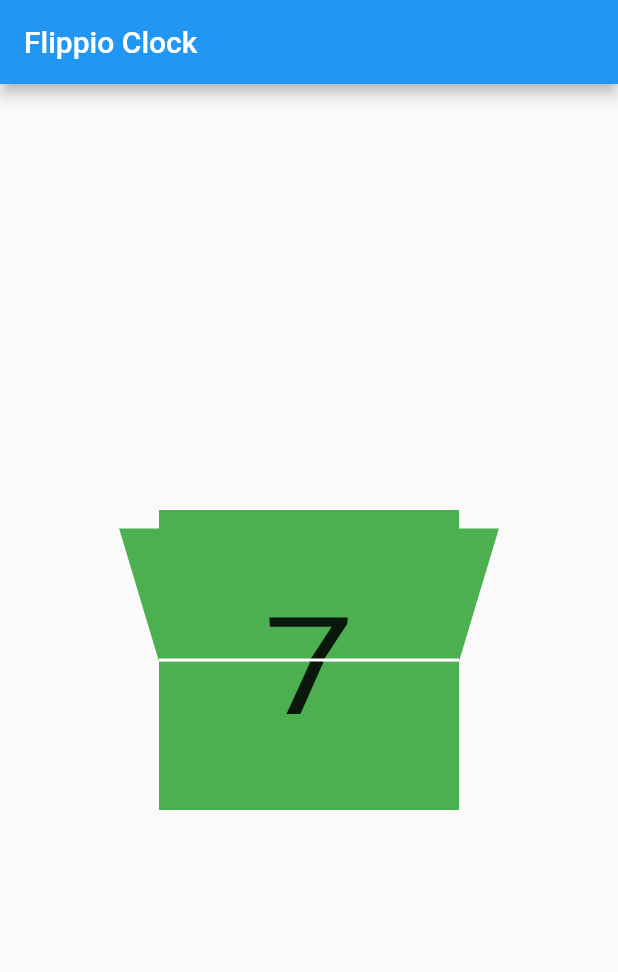
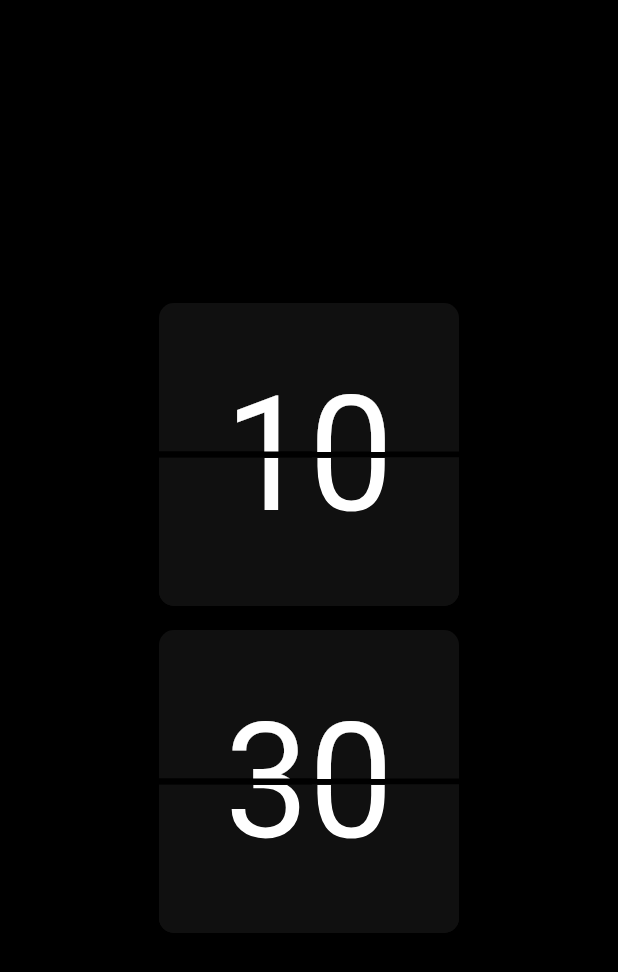
Before and after one commit to neon97/flipClock_animation, a Flutter app: the screen it shows after launch, on a phone screen of 412 x 824 dp. Shown: the top 972 px of the screen. Run offline on Flutter 3.47's test engine with Material 2 defaults, Android fonts, the phone set to English and light mode, and no system bars; our stand-ins replace google_fonts.

Commit message:
all done pending wth 12 format

```diff
--- /dev/null
+++ b/lib/clock_animation.dart
@@ -0,0 +1,179 @@
+import 'dart:async';
+import 'dart:math' as math;
+import 'package:flutter/material.dart';
+import 'package:google_fonts/google_fonts.dart';
+
+class ClockAnimation extends StatefulWidget {
+  final Orientation orientation;
+  final Duration timerDuration;
+  final int limit;
+  final int start;
+  final int onTime;
+  ClockAnimation(
+      {this.orientation,
+      this.timerDuration,
+      this.limit,
+      this.start,
+      this.onTime});
+
+  @override
+  _ClockAnimationState createState() => _ClockAnimationState();
+}
+
+class _ClockAnimationState extends State<ClockAnimation>
+    with SingleTickerProviderStateMixin {
+//datatypes
+  AnimationController _controller;
+  Animation _animation;
+  double _clockBodyheigth;
+  double _clockBodyWidth;
+
+  @override
+  void initState() {
+    _clockBodyheigth = widget.orientation == Orientation.portrait ? 99.0 : 88.0;
+    _clockBodyWidth =
+        widget.orientation == Orientation.portrait ? 200.0 : 150.0;
+
+    super.initState();
+    _start = widget.onTime;
+    _controller = AnimationController(
+        vsync: this, duration: Duration(milliseconds: 1000));
+
+    _animation = Tween<double>(
+      end: math.pi,
+      begin: math.pi * 2,
+    ).animate(_controller);
+
+    _animation.addListener(() {
+      setState(() {});
+    });
+
+    // _controller.forward();     //when you are not using the timer
+    startTimer();
+  }
+
+  @override
+  Widget build(BuildContext context) {
+    return Padding(
+      padding: const EdgeInsets.all(8.0),
+      child: Stack(
+        children: [
+          Column(
+            crossAxisAlignment: CrossAxisAlignment.center,
+            children: [
+              Container(
+                  height: _clockBodyheigth,
+                  width: _clockBodyWidth,
+                  decoration: _boxDecoration(true),
+                  child: Stack(
+                    alignment: Alignment.center,
+                    children: [Positioned(top: 40.0, child: _timeText())],
+                  )),
+              Divider(
+                height: 4.0,
+                color: Colors.black,
+              ),
+              Stack(
+                children: [
+                  Container(
+                      height: _clockBodyheigth,
+                      width: _clockBodyWidth,
+                      decoration: _boxDecoration(false),
+                      child: Stack(
+                        alignment: Alignment.center,
+                        children: [
+                          Positioned(bottom: 40.0, child: _timeText())
+                        ],
+                      )),
+                  AnimatedBuilder(
+                      animation: _animation,
+                      child: Container(
+                          height: _clockBodyheigth,
+                          width: _clockBodyWidth,
+                          decoration: _boxDecoration(false),
+                          child: Stack(
+                            alignment: Alignment.center,
+                            children: [
+                              _animation.value > 4.71
+                                  ? Positioned(bottom: 40.0, child: _timeText())
+                                  : Positioned(
+                                      top: 60.0,
+                                      child: Transform(
+                                          transform: Matrix4.rotationX(math.pi),
+                                          child: _timeText()))
+                            ],
+                          )),
+                      builder: (context, child) {
+                        return Transform(
+                            alignment: Alignment.topCenter,
+                            transform: Matrix4.identity()
+                              ..setEntry(3, 2, 0.003)
+                              ..rotateX(_animation.value),
+                            child: child);
+                      })
+                ],
+              )
+            ],
+          ),
+          Padding(
+            padding: EdgeInsets.only(top: _clockBodyheigth),
+            child: Container(
+              color: Colors.black,
+              height: 4.0,
+              width: _clockBodyWidth,
+            ),
+          ),
+        ],
+      ),
+    );
+  }
+
+  BoxDecoration _boxDecoration(bool top) => BoxDecoration(
+      borderRadius: BorderRadius.only(
+          topLeft: Radius.circular(top ? 10 : 0),
+          topRight: Radius.circular(top ? 10 : 0),
+          bottomLeft: Radius.circular(top ? 0 : 10),
+          bottomRight: Radius.circular(top ? 0 : 10)),
+      color: Color.fromRGBO(16, 16, 16, 1));
+
+  Text _timeText() {
+    return Text(
+      _start.toString().padLeft(2, '0'),
+      style: GoogleFonts.fredokaOne(
+          fontSize: widget.orientation == Orientation.portrait ? 100 : 88,
+          color: Colors.white),
+    );
+  }
+
+  Timer _timer;
+  int _start;
+
+  void startTimer() {
+    Duration oneSec = widget.timerDuration;
+    _timer = new Timer.periodic(
+      oneSec,
+      (Timer timer) {
+        if (_start == widget.limit) {
+          setState(() {
+            _start = widget.start;
+          });
+        } else {
+          _controller.reset();
+          setState(() {
+            _start++;
+          });
+          _controller.forward();
+        }
+      },
+    );
+  }
+
+  double angle = 2 * math.pi;
+
+  @override
+  void dispose() {
+    _timer.cancel();
+    _controller.dispose();
+    super.dispose();
+  }
+}
--- a/lib/main.dart
+++ b/lib/main.dart
@@ -1,5 +1,5 @@
 import 'dart:async';
-import 'dart:math' as math;
+import 'package:flip_animatin/clock_animation.dart';
 import 'package:flutter/material.dart';
 
 void main() => runApp(MyApp());
@@ -8,201 +8,109 @@ class MyApp extends StatelessWidget {
   @override
   Widget build(BuildContext context) {
     return MaterialApp(
+      debugShowCheckedModeBanner: false,
       title: "Flipio Clock",
-      home: _AnimatedWidgetExample(),
+      home: AnimatedClock(),
     );
   }
 }
 
-class _AnimatedWidgetExample extends StatefulWidget {
+class AnimatedClock extends StatefulWidget {
   @override
-  State<StatefulWidget> createState() => new _AnimatedWidgetExampleState();
+  _AnimatedClockState createState() => _AnimatedClockState();
 }
 
-class _AnimatedWidgetExampleState extends State<_AnimatedWidgetExample>
-    with SingleTickerProviderStateMixin {
-  AnimationController _controller;
-  Animation _animation;
+class _AnimatedClockState extends State<AnimatedClock> {
+  //datatypes
+  static DateTime _currentTime = DateTime.now();
 
-  @override
-  void initState() {
-    super.initState();
-    _controller = AnimationController(
-      vsync: this,
-      duration: const Duration(
-        milliseconds: 1000,
-      ),
-    );
-
-    _animation = Tween<double>(
-      end: math.pi,
-      begin: math.pi * 2,
-    ).animate(_controller);
-
-    _animation.addListener(() {
-      setState(() {});
+  Stream _timer = Stream.periodic(Duration(seconds: 1), (i) {
+    _currentTime = _currentTime.add(Duration(seconds: 1));
+    return _currentTime;
   });
 
-    // _controller.forward();     //when you are not using the timer
-    startTimer();
+  bool _listnerStarted = false;
+
+  _listenToTime() {
+    _timer.listen((event) {
+      print(event);
+      _currentTime = DateTime.parse(event.toString());
+    });
+    _listnerStarted = true;
   }
 
   @override
   Widget build(BuildContext context) {
+    double height = MediaQuery.of(context).size.height;
+    double width = MediaQuery.of(context).size.width;
+    !_listnerStarted ? _listenToTime() : print("listener is working");
     return Scaffold(
-        appBar: AppBar(
-          title: Text("Flippio Clock"),
-          // actions: [
-          //   IconButton(
-          //     icon: Icon(Icons.ac_unit),
-          //     onPressed: () {
-          //       print(_animation.value);
-          //       _controller.reset();
-          //       setState(() {
-          //         _count++;
-          //       });
-          //       _controller.forward();
-          //       print(_animation.value);
-          //     },
-          //   )
-          // ],
-        ),
+      backgroundColor: Colors.black,
       body: Container(
-          height: MediaQuery.of(context).size.height,
-          width: MediaQuery.of(context).size.width,
-          padding: EdgeInsets.all(50.0),
         alignment: Alignment.center,
-          child: Column(
-            crossAxisAlignment: CrossAxisAlignment.center,
+        height: height,
+        width: width,
+        child: OrientationBuilder(
+          builder: (context, _layout) {
+            if (_layout == Orientation.portrait)
+              return Column(
                 mainAxisAlignment: MainAxisAlignment.center,
-            children: [
-              Stack(
-                children: [
-                  Column(
                 crossAxisAlignment: CrossAxisAlignment.center,
                 children: [
-                      Container(
-                          height: 99.0,
-                          width: 200.0,
-                          color: Colors.green,
-                          child: Stack(
-                            alignment: Alignment.center,
+                  ClockAnimation(
+                    orientation: _layout,
+                    timerDuration:
+                        Duration(minutes: 60 - _currentTime.minute.toInt()),
+                    limit: 23,
+                    start: 00,
+                    onTime: _currentTime.hour.toInt(),
+                  ),
+                  ClockAnimation(
+                    orientation: _layout,
+                    timerDuration:
+                        Duration(seconds: 60 - _currentTime.second.toInt()),
+                    limit: 59,
+                    start: 00,
+                    onTime: _currentTime.minute.toInt(),
+                  ),
+                ],
+              );
+            else
+              return Padding(
+                padding: EdgeInsets.symmetric(vertical: height / 2 - 110),
+                child: Row(
+                  mainAxisAlignment: MainAxisAlignment.center,
+                  crossAxisAlignment: CrossAxisAlignment.center,
                   children: [
-                              Positioned(
-                                  top: 40.0,
-                                  child: Text(
-                                    _start.toString(),
-                                    style: TextStyle(fontSize: 100.0),
-                                  ))
-                            ],
-                          )),
-                      SizedBox(
-                        height: 2.0,
+                    ClockAnimation(
+                      orientation: _layout,
+                      timerDuration:
+                          Duration(minutes: 60 - _currentTime.minute.toInt()),
+                      limit: 23,
+                      start: 00,
+                      onTime: _currentTime.hour.toInt(),
                     ),
-                      Stack(
-                        children: [
-                          Container(
-                              height: 99.0,
-                              width: 200.0,
-                              color: Colors.green,
-                              child: Stack(
-                                alignment: Alignment.center,
-                                children: [
-                                  Positioned(
-                                      bottom: 40.0,
-                                      child: Text(
-                                        _start.toString(),
-                                        style: TextStyle(fontSize: 100.0),
-                                      ))
-                                ],
-                              )),
-                          AnimatedBuilder(
-                              animation: _animation,
-                              child: Container(
-                                  height: 99.0,
-                                  width: 200.0,
-                                  color: Colors.green,
-                                  child: Stack(
-                                    alignment: Alignment.center,
-                                    children: [
-                                      _animation.value > 4.71
-                                          ? Positioned(
-                                              bottom: 40.0,
-                                              child: Text(
-                                                _start.toString(),
-                                                style:
-                                                    TextStyle(fontSize: 100.0),
+                    ClockAnimation(
+                      orientation: _layout,
+                      timerDuration:
+                          Duration(seconds: 60 - _currentTime.second.toInt()),
+                      limit: 59,
+                      start: 00,
+                      onTime: _currentTime.minute.toInt(),
                     ),
-                                            )
-                                          : Positioned(
-                                              top: 60.0,
-                                              child: Transform(
-                                                transform:
-                                                    Matrix4.rotationX(math.pi),
-                                                child: Text(
-                                                  _start.toString(),
-                                                  style: TextStyle(
-                                                      fontSize: 100.0),
+                    ClockAnimation(
+                      orientation: _layout,
+                      timerDuration: Duration(seconds: 1),
+                      limit: 59,
+                      start: 00,
+                      onTime: _currentTime.second.toInt(),
                     ),
-                                              ))
-                                    ],
-                                  )),
-                              builder: (context, child) {
-                                return Transform(
-                                    alignment: Alignment.topCenter,
-                                    transform: Matrix4.identity()
-                                      ..setEntry(3, 2, 0.003)
-                                      ..rotateX(_animation.value),
-                                    child: child);
-                              })
-                        ],
-                      )
                   ],
                 ),
-                  Padding(
-                    padding: EdgeInsets.only(top: 99),
-                    child: Container(
-                      color: Colors.white,
-                      height: 2.0,
-                      width: 200.0,
+              );
+          },
         ),
       ),
-                ],
-              )
-            ],
-          ),
-        ));
-  }
-
-  Timer _timer;
-  int _start = 00;
-
-  void startTimer() {
-    const oneSec = const Duration(seconds: 1);
-    _timer = new Timer.periodic(
-      oneSec,
-      (Timer timer) {
-        if (_start == 60) {
-          setState(() {
-            _start = 00;
-          });
-        } else {
-          _controller.reset();
-          setState(() {
-            _start++;
-          });
-          _controller.forward();
-        }
-      },
     );
   }
-
-  double angle = 2 * math.pi;
-
-  @override
-  void dispose() {
-    _timer.cancel();
-    _controller.dispose();
-    super.dispose();
 }
-}
--- a/pubspec.yaml
+++ b/pubspec.yaml
@@ -28,6 +28,7 @@ dependencies:
   # The following adds the Cupertino Icons font to your application.
   # Use with the CupertinoIcons class for iOS style icons.
   cupertino_icons: ^1.0.2
+  google_fonts: ^2.1.0
 
 dev_dependencies:
   flutter_test:
```
Also changed, not shown: pubspec.lock, 6 other files. Lines whose indentation alone changed are shown as unchanged.
